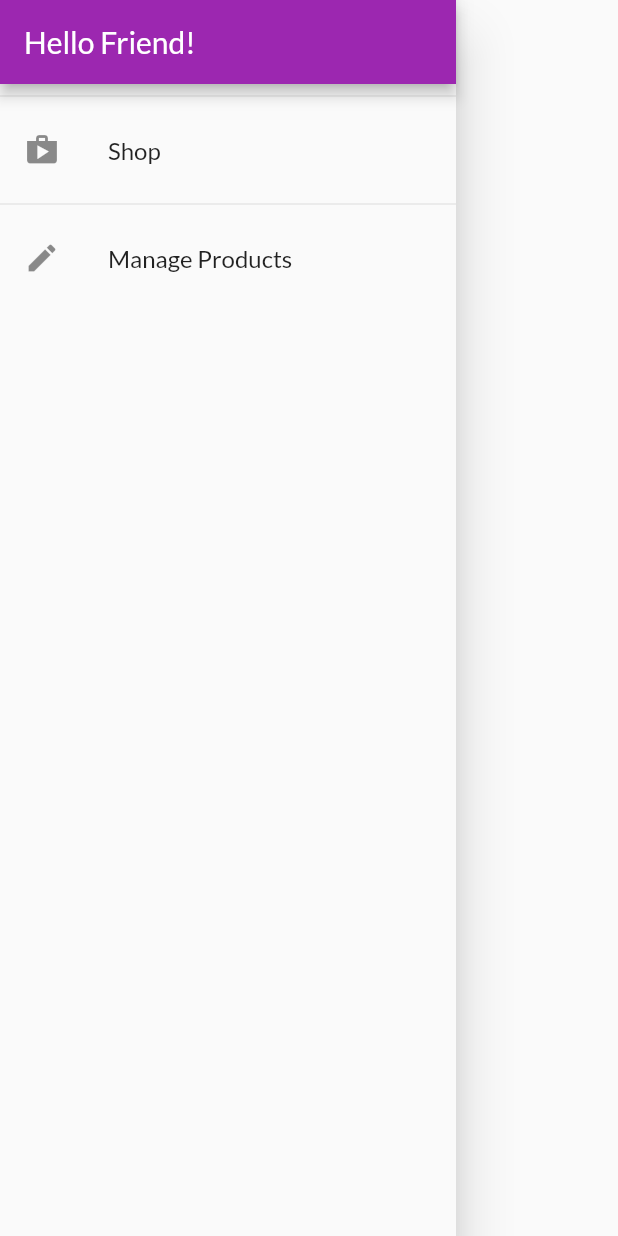
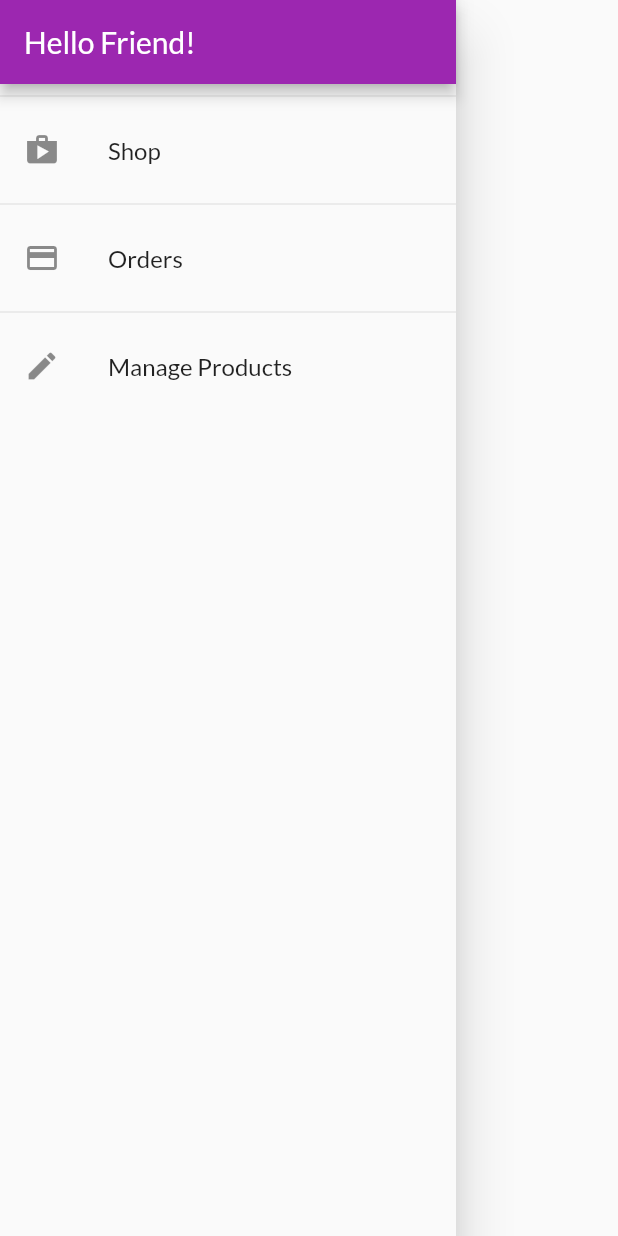
Before and after one commit to Maihong01/CT484_02, a Flutter app: the AppDrawer widget shown alone on an empty page, opened directly, on a phone screen of 412 x 824 dp. Run offline on Flutter 3.47's test engine with Material 2 defaults, Android fonts, the phone set to English and light mode, and no system bars; network calls fail; statements that could not run were skipped.

```diff
--- a/myshop/lib/ui/orders/order_manager.dart
+++ b/myshop/lib/ui/orders/order_manager.dart
@@ -29,7 +29,7 @@ class OrdersManager with ChangeNotifier {
     return [..._orders];
   }
 
-  void addOrder(List<CartItem> cartProducts, double total) {
+  void addOrder(List<CartItem> cartProducts, double total) async {
     _orders.insert(
       0,
       OrderItem(
--- a/myshop/lib/ui/shared/app_drawer.dart
+++ b/myshop/lib/ui/shared/app_drawer.dart
@@ -25,6 +25,15 @@ class AppDrawer extends StatelessWidget {
           ),
           const Divider(),
           ListTile(
+            leading: const Icon(Icons.payment),
+            title: const Text('Orders'),
+            onTap: () {
+              Navigator.of(context)
+                  .pushReplacementNamed(OrdersScreen.routeName);
+            },
+          ),
+          const Divider(),
+          ListTile(
             leading: const Icon(Icons.edit),
             title: const Text('Manage Products'),
             onTap: () {
```
